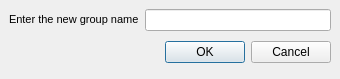
The window that wengophone/src/presentation/qt/contactlist/RenameGroupDialog.ui (tkrotoff/WengoPhone) describes before a commit, drawn with Qt 5.
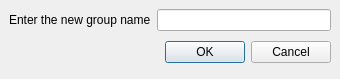
The same window after the commit.

Commit message: ContactGroup can now be renamed

```diff
--- a/wengophone/src/presentation/qt/contactlist/RenameGroupDialog.ui
+++ b/wengophone/src/presentation/qt/contactlist/RenameGroupDialog.ui
@@ -28,7 +28,7 @@
    <item row="0" column="0" >
     <widget class="QLabel" name="label" >
      <property name="text" >
-      <string>&lt;html>&lt;head>&lt;meta name="qrichtext" content="1" />&lt;/head>&lt;body style=" white-space: pre-wrap; font-family:MS Shell Dlg; font-size:8.25pt; font-weight:400; font-style:normal; text-decoration:none;">&lt;p style=" margin-top:0px; margin-bottom:0px; margin-left:0px; margin-right:0px; -qt-block-indent:0; text-indent:0px;">&lt;span style=" font-size:8pt;">Enter the new group name&lt;/span>&lt;/p>&lt;/body>&lt;/html></string>
+      <string>Enter the new group name</string>
      </property>
     </widget>
    </item>
```
The commit also changes 14 other files.
